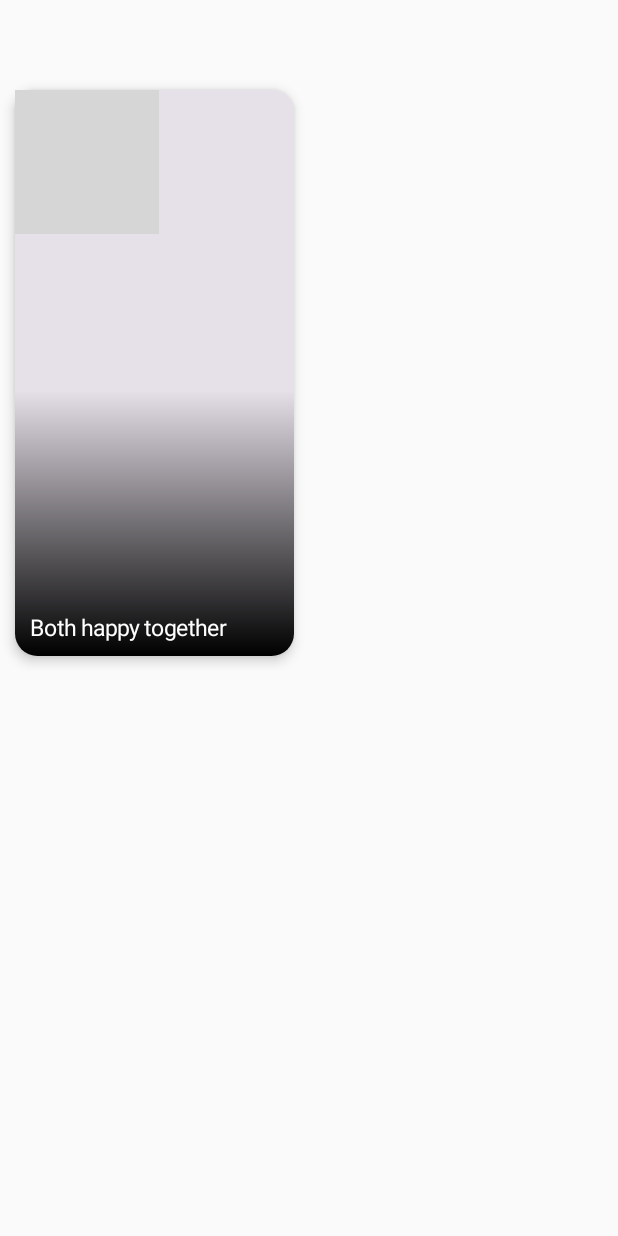
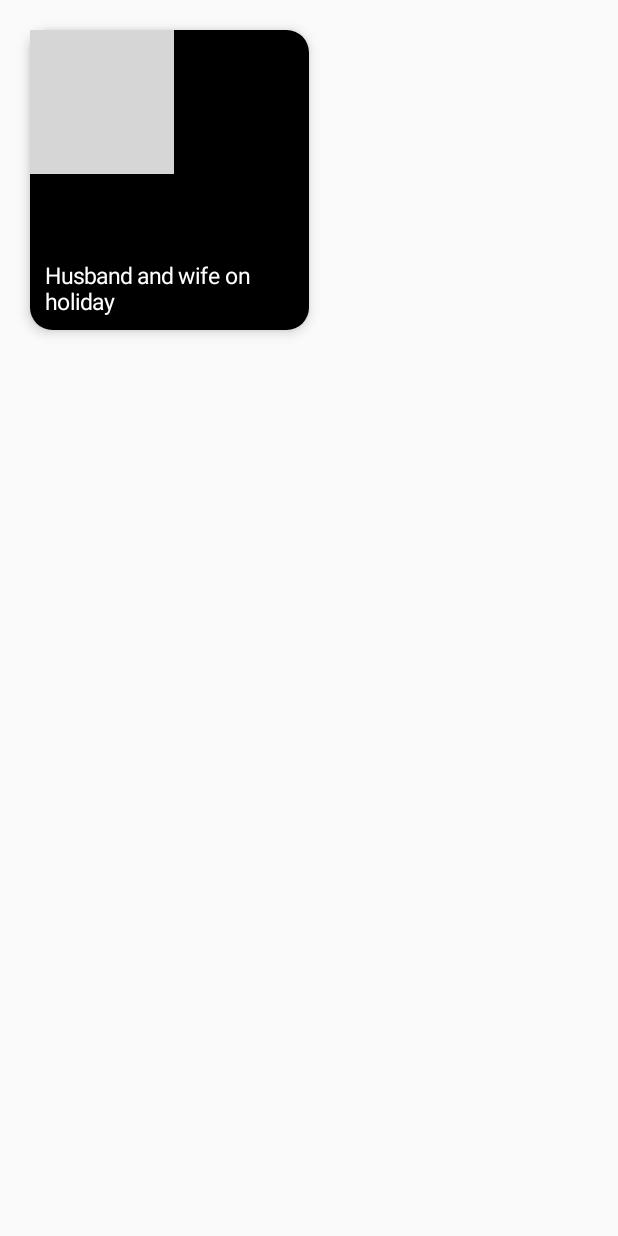
Before and after one commit to Sumant-Kushwaha/Jetpack-Compose, an Android app built with Jetpack Compose: the screen it shows after launch (MainActivity), on a phone screen of 412 x 824 dp. Run offline under Robolectric (Android 15) with nearby library versions, the phone set to English and light mode, and no system bars; grey boxes are pictures that could not be loaded.

Commit message:
Card updated

```diff
--- a/ComposeComponent/app/src/main/java/com/amigo/composecomponent/Cards.kt
+++ b/ComposeComponent/app/src/main/java/com/amigo/composecomponent/Cards.kt
@@ -3,11 +3,13 @@
 import androidx.compose.foundation.Image
 import androidx.compose.foundation.background
 import androidx.compose.foundation.layout.Box
-import androidx.compose.foundation.layout.fillMaxHeight
+import androidx.compose.foundation.layout.WindowInsets
 import androidx.compose.foundation.layout.fillMaxSize
 import androidx.compose.foundation.layout.fillMaxWidth
 import androidx.compose.foundation.layout.height
 import androidx.compose.foundation.layout.padding
+import androidx.compose.foundation.layout.statusBars
+import androidx.compose.foundation.layout.windowInsetsPadding
 import androidx.compose.foundation.shape.RoundedCornerShape
 import androidx.compose.material3.Card
 import androidx.compose.material3.CardDefaults
@@ -27,13 +29,15 @@
 fun ImageCard(painter: Painter, description: String, title: String) {
     Card(
         modifier = Modifier
-            .fillMaxWidth(),
+            .padding(20.dp)
+            .windowInsetsPadding(WindowInsets.statusBars),
         shape = RoundedCornerShape(15.dp),
         elevation = CardDefaults.cardElevation(5.dp)
     ) {
         Box(
             modifier = Modifier
-                .fillMaxHeight(.5f)
+                .height(200.dp)
+                .fillMaxWidth(.5f)
         ) {
             Image(
                 painter,
@@ -53,11 +57,13 @@
                         )
                     )
             )
-            Box(modifier= Modifier
-                .fillMaxSize()
-                .padding(10.dp),
-                contentAlignment = Alignment.BottomStart){
-                Text(text = title,
+            Box(
+                modifier = Modifier
+                    .fillMaxSize()
+                    .padding(10.dp),
+                contentAlignment = Alignment.BottomStart
+            ) {
+                Text(title,
                     style = TextStyle(Color.White, fontSize = 15.sp))
             }
         }
--- a/ComposeComponent/app/src/main/java/com/amigo/composecomponent/MainActivity.kt
+++ b/ComposeComponent/app/src/main/java/com/amigo/composecomponent/MainActivity.kt
@@ -4,16 +4,21 @@
 import androidx.activity.ComponentActivity
 import androidx.activity.compose.setContent
 import androidx.activity.enableEdgeToEdge
+import androidx.compose.foundation.background
+import androidx.compose.foundation.layout.Box
 import androidx.compose.foundation.layout.Column
 import androidx.compose.foundation.layout.Row
 import androidx.compose.foundation.layout.fillMaxHeight
 import androidx.compose.foundation.layout.fillMaxSize
 import androidx.compose.foundation.layout.fillMaxWidth
+import androidx.compose.foundation.layout.height
 import androidx.compose.foundation.layout.padding
+import androidx.compose.foundation.layout.width
 import androidx.compose.material3.Scaffold
 import androidx.compose.material3.Text
 import androidx.compose.runtime.Composable
 import androidx.compose.ui.Modifier
+import androidx.compose.ui.graphics.Color
 import androidx.compose.ui.graphics.painter.Painter
 import androidx.compose.ui.res.painterResource
 import androidx.compose.ui.tooling.preview.Preview
@@ -25,12 +30,9 @@
         super.onCreate(savedInstanceState)
         enableEdgeToEdge()
         setContent {
-            Column(modifier = Modifier
-                .fillMaxWidth(.5f)
-                .padding(10.dp)
-                .padding(top = 50.dp)) {
-            ImageCard(painterResource(R.drawable.image),"OMi and Sumant","Both happy together")
-            }
+//            ColumnExample()
+//            Modifiers()
+            ImageCard(painterResource(R.drawable.image),"Omi and sumant","Husband and wife on holiday")
         }
     }
 }
--- /dev/null
+++ b/ComposeComponent/app/src/main/java/com/amigo/composecomponent/Text.kt
@@ -0,0 +1,14 @@
+package com.amigo.composecomponent
+
+import androidx.compose.material3.Text
+import androidx.compose.runtime.Composable
+import androidx.compose.ui.graphics.Color
+import androidx.compose.ui.text.TextStyle
+import androidx.compose.ui.unit.sp
+
+@Composable
+fun TextStyling(){
+    Text(text = "Hello",
+        fontSize = 40.sp,
+        color=Color.Green)
+}
--- a/ComposeComponent/gradle/libs.versions.toml
+++ b/ComposeComponent/gradle/libs.versions.toml
@@ -1,7 +1,7 @@
 [versions]
 agp = "8.9.1"
 kotlin = "2.0.21"
-coreKtx = "1.15.0"
+coreKtx = "1.16.0"
 junit = "4.13.2"
 junitVersion = "1.2.1"
 espressoCore = "3.6.1"
```
Also changed, not shown: ComposeComponent/gradle/wrapper/gradle-wrapper.properties.
